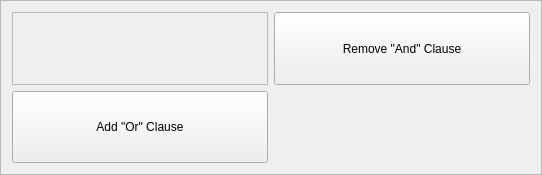
Above: ui/SearchAndClauseFrame.ui from CS-4820-Library-Project/COUNTER-5-Report-Tool-2020-5.0 before the change. Below: the same form after it.
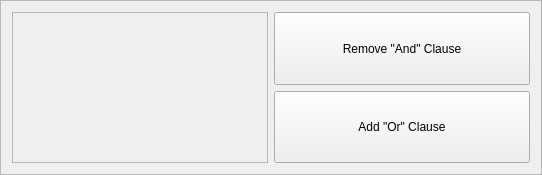
That is the form after the change.

Commit message: made AndClauseFrame a little bit nicer looking

What changed in the file:
```diff
--- a/ui/SearchAndClauseFrame.ui
+++ b/ui/SearchAndClauseFrame.ui
@@ -26,7 +26,33 @@
    <enum>QFrame::Raised</enum>
   </property>
   <layout class="QGridLayout" name="gridLayout">
-   <item row="0" column="0">
+   <item row="0" column="1">
+    <widget class="QPushButton" name="search_remove_and_clause_button">
+     <property name="sizePolicy">
+      <sizepolicy hsizetype="Preferred" vsizetype="Minimum">
+       <horstretch>0</horstretch>
+       <verstretch>0</verstretch>
+      </sizepolicy>
+     </property>
+     <property name="text">
+      <string>Remove &quot;And&quot; Clause</string>
+     </property>
+    </widget>
+   </item>
+   <item row="1" column="1">
+    <widget class="QPushButton" name="search_add_or_clause_button">
+     <property name="sizePolicy">
+      <sizepolicy hsizetype="Preferred" vsizetype="Minimum">
+       <horstretch>0</horstretch>
+       <verstretch>0</verstretch>
+      </sizepolicy>
+     </property>
+     <property name="text">
+      <string>Add &quot;Or&quot; Clause</string>
+     </property>
+    </widget>
+   </item>
+   <item row="0" column="0" rowspan="2">
     <widget class="QFrame" name="search_or_clause_parameters_frame">
      <property name="sizePolicy">
       <sizepolicy hsizetype="Preferred" vsizetype="Minimum">
@@ -43,32 +69,6 @@
      <layout class="QVBoxLayout" name="verticalLayout_22"/>
     </widget>
    </item>
-   <item row="1" column="0">
-    <widget class="QPushButton" name="search_add_or_clause_button">
-     <property name="sizePolicy">
-      <sizepolicy hsizetype="Preferred" vsizetype="Minimum">
-       <horstretch>0</horstretch>
-       <verstretch>0</verstretch>
-      </sizepolicy>
-     </property>
-     <property name="text">
-      <string>Add &quot;Or&quot; Clause</string>
-     </property>
-    </widget>
-   </item>
-   <item row="0" column="1">
-    <widget class="QPushButton" name="search_remove_and_clause_button">
-     <property name="sizePolicy">
-      <sizepolicy hsizetype="Preferred" vsizetype="Minimum">
-       <horstretch>0</horstretch>
-       <verstretch>0</verstretch>
-      </sizepolicy>
-     </property>
-     <property name="text">
-      <string>Remove &quot;And&quot; Clause</string>
-     </property>
-    </widget>
-   </item>
   </layout>
  </widget>
  <resources/>
```
The commit also changes 2 other files.
